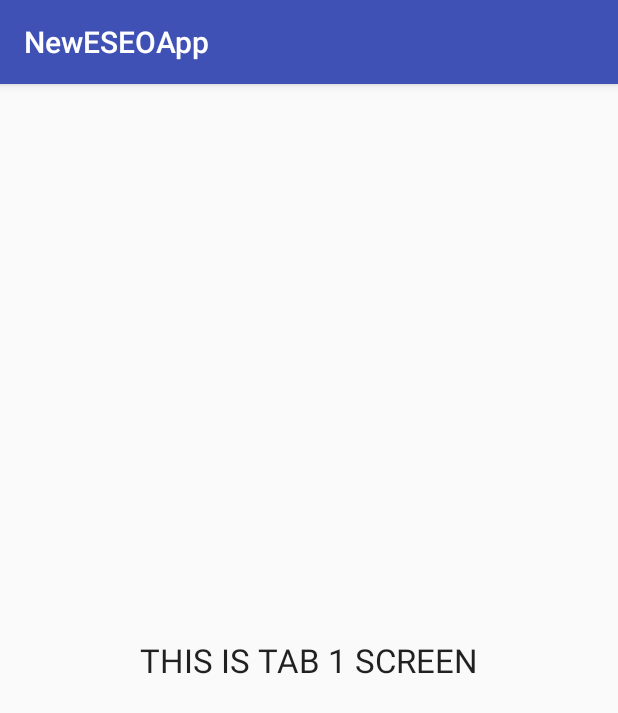
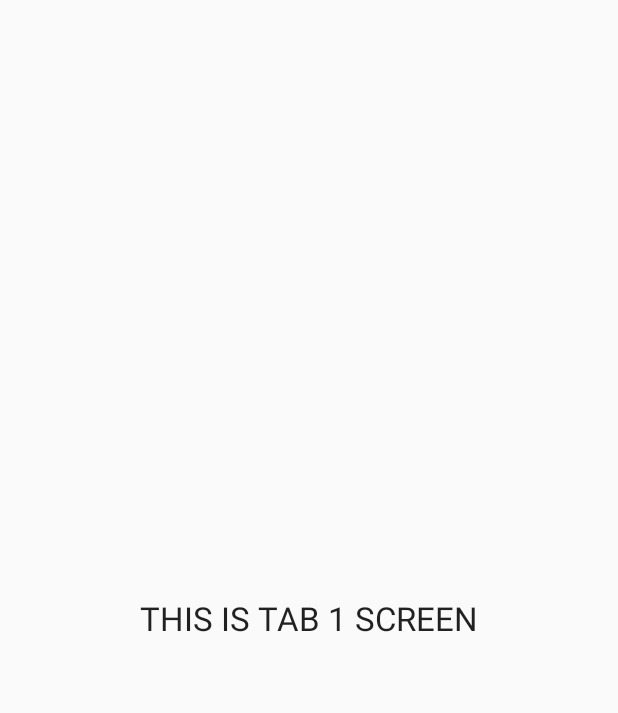
Before and after one commit to rotab/NewESEO, an Android app: the TabActivity_1 screen opened directly, with no data from a screen before it, on a phone screen of 412 x 824 dp. Shown: the top 713 px of the screen. Run offline under Robolectric (Android 15) with nearby library versions, the phone set to English and light mode, and no system bars.

Commit message:
Suppression de la titleBar

```diff
--- a/app/src/main/AndroidManifest.xml
+++ b/app/src/main/AndroidManifest.xml
@@ -7,7 +7,7 @@
         android:icon="@mipmap/ic_launcher"
         android:label="@string/app_name"
         android:supportsRtl="true"
-        android:theme="@style/AppTheme">
+        android:theme="@style/MyAppTheme">
         <activity android:name=".MainActivity">
             <intent-filter>
                 <action android:name="android.intent.action.MAIN" />
--- a/app/src/main/java/com/mobile/eseo/neweseoapp/MainActivity.java
+++ b/app/src/main/java/com/mobile/eseo/neweseoapp/MainActivity.java
@@ -24,7 +24,7 @@ public class MainActivity extends TabActivity {
         TabHost.TabSpec TabMenu3 = TabHostWindow.newTabSpec("Third Tab");
 
         //Setting up tab 1 name.
-        TabMenu1.setIndicator("Tab1");
+        TabMenu1.setIndicator(null, getResources().getDrawable(R.drawable.ic_newspaper));
         //Set tab 1 activity to tab 1 menu.
         TabMenu1.setContent(new Intent(this, TabActivity_1.class));
 
@@ -34,7 +34,7 @@ public class MainActivity extends TabActivity {
         TabMenu2.setContent(new Intent(this, TabActivity_2.class));
 
         //Setting up tab 2 name.
-        TabMenu3.setIndicator("Tab3");
+        TabMenu3.setIndicator(null, getResources().getDrawable(R.drawable.ic_menu));
         //Set tab 3 activity to tab 3 menu.
         TabMenu3.setContent(new Intent(this, TabActivity_3.class));
 
--- a/app/src/main/res/layout/activity_main.xml
+++ b/app/src/main/res/layout/activity_main.xml
@@ -15,7 +15,7 @@
         android:layout_width="match_parent"
         android:layout_height="match_parent"
         android:layout_alignParentLeft="true"
-        android:layout_alignParentTop="true" >
+        android:layout_alignParentTop="true">
 
         <LinearLayout
             android:layout_width="match_parent"
--- a/app/src/main/res/layout/activity_tab_3.xml
+++ b/app/src/main/res/layout/activity_tab_3.xml
@@ -16,7 +16,7 @@
         android:layout_height="wrap_content"
         android:layout_centerHorizontal="true"
         android:layout_centerVertical="true"
-        android:text="THIS IS TAB 3 SCREEN "
+        android:text="THIS IS TAB 3 SCREEN"
         android:textAppearance="?android:attr/textAppearanceLarge" />
 
 </RelativeLayout>
--- a/app/src/main/res/values/styles.xml
+++ b/app/src/main/res/values/styles.xml
@@ -8,4 +8,11 @@
         <item name="colorAccent">@color/colorAccent</item>
     </style>
 
+    <style name="MyAppTheme" parent="Theme.AppCompat.Light.NoActionBar">
+        <!-- Customize your theme here. -->
+        <item name="colorPrimary">@color/colorPrimary</item>
+        <item name="colorPrimaryDark">@color/colorPrimaryDark</item>
+        <item name="colorAccent">@color/colorAccent</item>
+    </style>
+
 </resources>
```
Also changed, not shown: app/src/main/res/drawable-hdpi/ic_menu.png (added), app/src/main/res/drawable-mdpi/ic_menu.png (added), app/src/main/res/drawable-xhdpi/ic_menu.png (added), app/src/main/res/drawable-xxhdpi/ic_menu.png (added).
